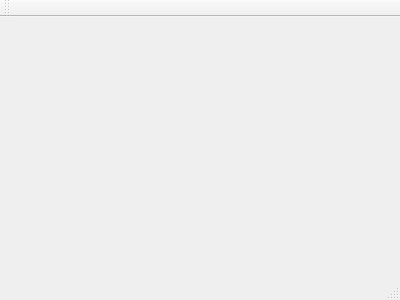
Before: the Qt Designer form src/mainwindow.ui in Amshaegar/PandoQ, drawn with Qt 5.
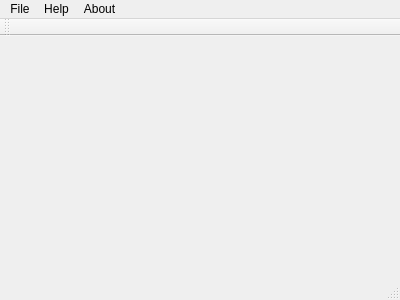
After: the same form once the commit is applied.

Commit message: Added base menubar.

The edit to the form file:
```diff
--- a/src/mainwindow.ui
+++ b/src/mainwindow.ui
@@ -12,13 +12,52 @@
   <property name="windowTitle" >
    <string>MainWindow</string>
   </property>
-  <widget class="QMenuBar" name="menuBar" />
-  <widget class="QToolBar" name="mainToolBar" />
-  <widget class="QWidget" name="centralWidget" />
-  <widget class="QStatusBar" name="statusBar" />
+  <widget class="QWidget" name="centralWidget"/>
+  <widget class="QMenuBar" name="menuBar">
+   <property name="geometry">
+    <rect>
+     <x>0</x>
+     <y>0</y>
+     <width>400</width>
+     <height>19</height>
+    </rect>
+   </property>
+   <widget class="QMenu" name="menuFile">
+    <property name="title">
+     <string>File</string>
+    </property>
+   </widget>
+   <widget class="QMenu" name="menuHelp">
+    <property name="title">
+     <string>Help</string>
+    </property>
+   </widget>
+   <widget class="QMenu" name="menuAbout">
+    <property name="title">
+     <string>About</string>
+    </property>
+    <addaction name="actionAbout_Qt"/>
+   </widget>
+   <addaction name="menuFile"/>
+   <addaction name="menuHelp"/>
+   <addaction name="menuAbout"/>
+  </widget>
+  <widget class="QToolBar" name="mainToolBar">
+   <attribute name="toolBarArea">
+    <enum>TopToolBarArea</enum>
+   </attribute>
+   <attribute name="toolBarBreak">
+    <bool>false</bool>
+   </attribute>
+  </widget>
+  <widget class="QStatusBar" name="statusBar"/>
+  <action name="actionAbout_Qt">
+   <property name="text">
+    <string>About Qt</string>
+   </property>
+  </action>
  </widget>
- <layoutDefault spacing="6" margin="11" />
- <pixmapfunction></pixmapfunction>
+ <layoutdefault spacing="6" margin="11"/>
  <resources/>
  <connections/>
 </ui>
```
Left out of the diff: 7 changed lines with no effect on the pictures. The commit also changes 2 other files.
